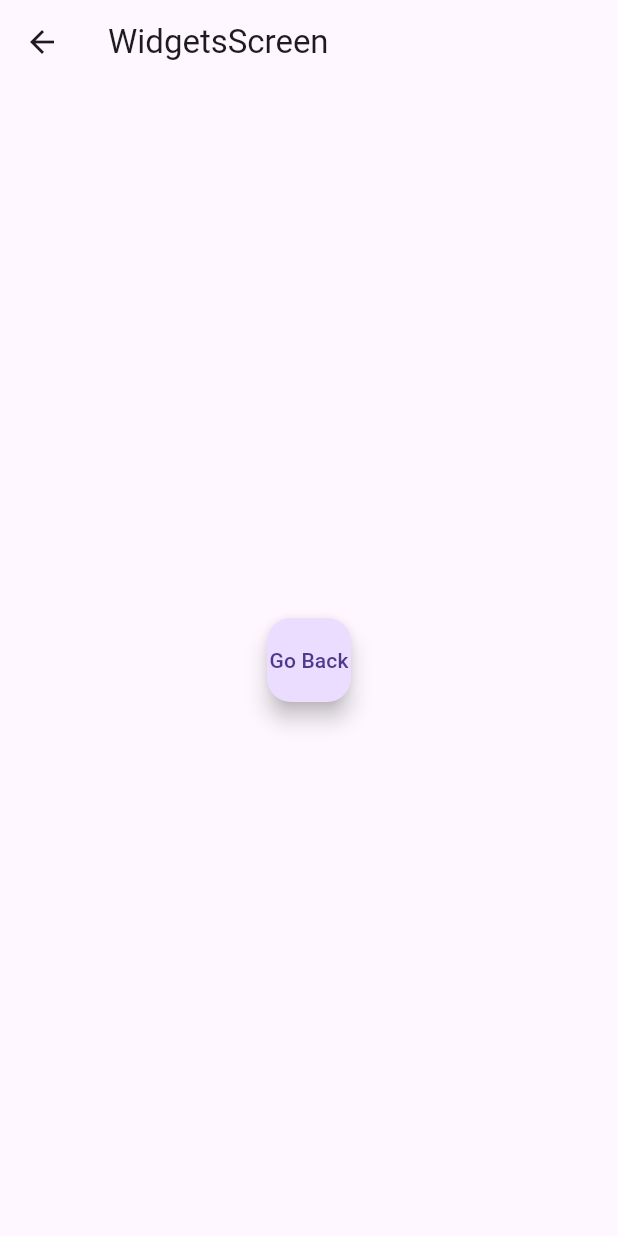
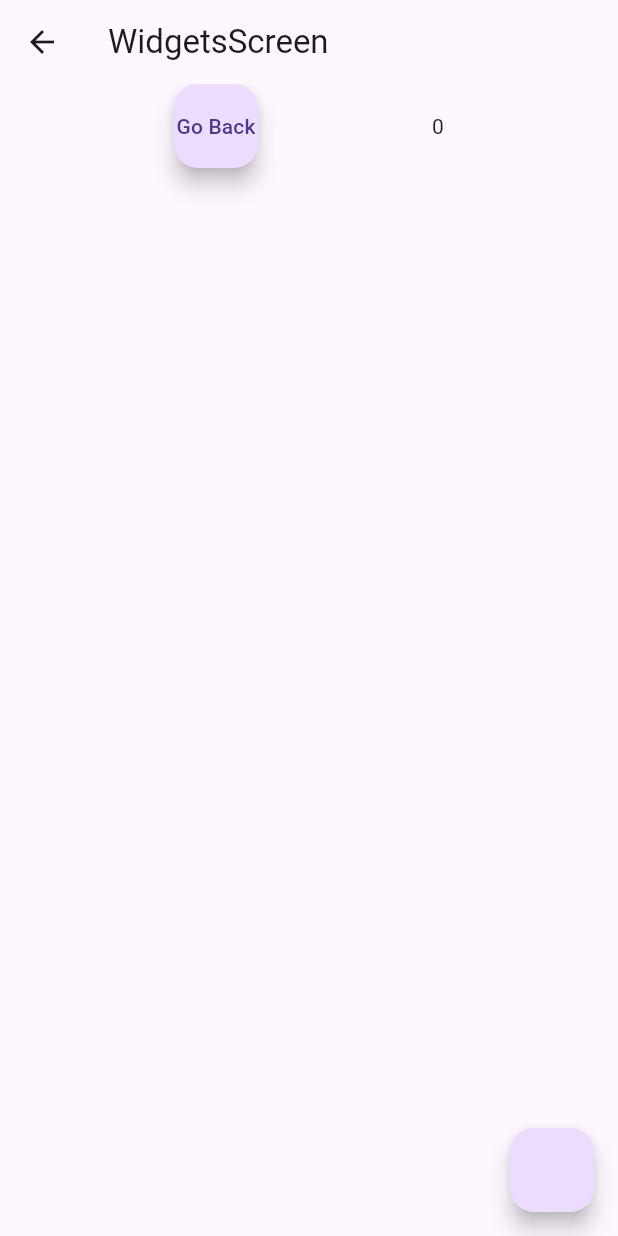
Before and after one commit to thevinh/flutter-vinhnt-idp, a Flutter app: the screen it shows after launch, after a tap on "widgets", on a phone screen of 412 x 824 dp. Run offline on Flutter 3.47's test engine with Material 3 defaults, Android fonts, the phone set to English and light mode, and no system bars.

Commit message:
StatefulWidget

```diff
--- a/lib/main.dart
+++ b/lib/main.dart
@@ -15,7 +15,7 @@ void main() {
     initialRoute: '/',
     routes: <String, WidgetBuilder>{
       '/': (context) => HomePage(),
-      '/widgets': (context) => WidgetsScreen(),
+      '/widgets': (context) => WidgetsScreen(isLoading: false, counter: 0),
       '/assets': (context) => AssetsScreen(),
       '/view': (context) => ViewScreen(),
       '/viewgroup': (context) => ViewGroupScreen()
@@ -29,7 +29,12 @@ class HomePage extends StatelessWidget {
       appBar: AppBar(
         title: Text('Home'),
       ),
-      body: new Row(
+      body: buildRow(context),
+    );
+  }
+
+  Row buildRow(BuildContext context) {
+    return new Row(
       mainAxisAlignment: MainAxisAlignment.spaceEvenly,
     children: [
       FloatingActionButton(
@@ -57,28 +62,83 @@ class HomePage extends StatelessWidget {
         child: Text('viewgroup'),
       ),
     ],
-      ),
     );
   }
 }
 
-class WidgetsScreen extends StatelessWidget {
+class WidgetsScreen extends StatefulWidget {
+
+  const WidgetsScreen({
+    required this.isLoading,
+    required this.counter,
+  });
+
+  final bool isLoading;
+  final int counter;
+
+  @override
+  State<StatefulWidget> createState() {
+    // TODO: implement createState
+    return WidgetScreenState();
+    throw UnimplementedError();
+  }
+}
+
+class WidgetScreenState extends State<WidgetsScreen> {
+  late bool _isLoading;
+  late int _counter;
+
+  @override
+  void initState() {
+    super.initState();
+    // widget is the
+    _isLoading = widget.isLoading;
+    _counter = widget.counter;
+  }
+
   @override
   Widget build(BuildContext context) {
+    print('rebuild WidgetScreen by StatefulWidget');
+    // TODO: implement build
     return Scaffold(
       appBar: AppBar(
         title: Text('WidgetsScreen'),
       ),
-      body: new Center(
-        child: FloatingActionButton(
+      body: new Row(
+          mainAxisAlignment: MainAxisAlignment.spaceEvenly,
+          children: [
+            FloatingActionButton(
               onPressed: () {
                 Navigator.pop(context);
               },
               child: Text('Go Back'),
             ),
+            CounterWidget(
+              isLoading: _isLoading,
+              counter: _counter,
+            ),
+
+          ]
+      ),
+      // floatingActionButton: MyButtonWidget(),
+      floatingActionButton: FloatingActionButton(
+        onPressed: onFloatingButtonClicked,
       ),
     );
+    throw UnimplementedError();
   }
+  void onFloatingButtonClicked() {
+    print('Button clicked!. Call setState method');
+    setState(() {
+      _counter++;
+      if (_counter % 2 == 0) {
+        _isLoading = false;
+      } else {
+        _isLoading = true;
+      }
+    });
+  }
+
 }
 
 class AssetsScreen extends StatelessWidget {
```
Lines whose indentation alone changed are shown as unchanged.
